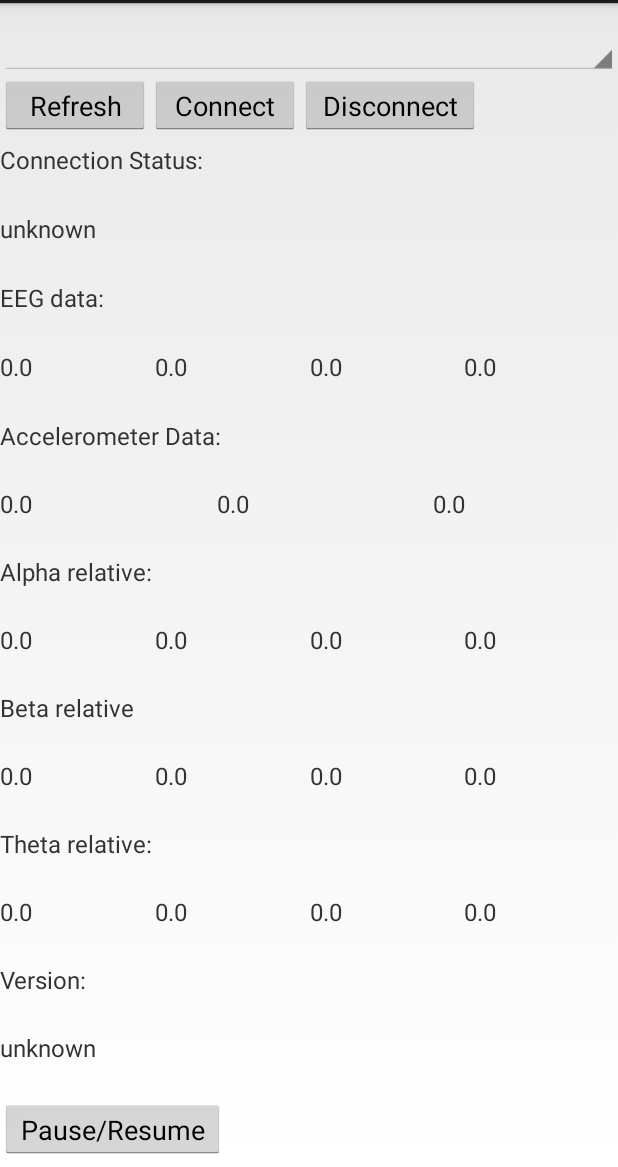
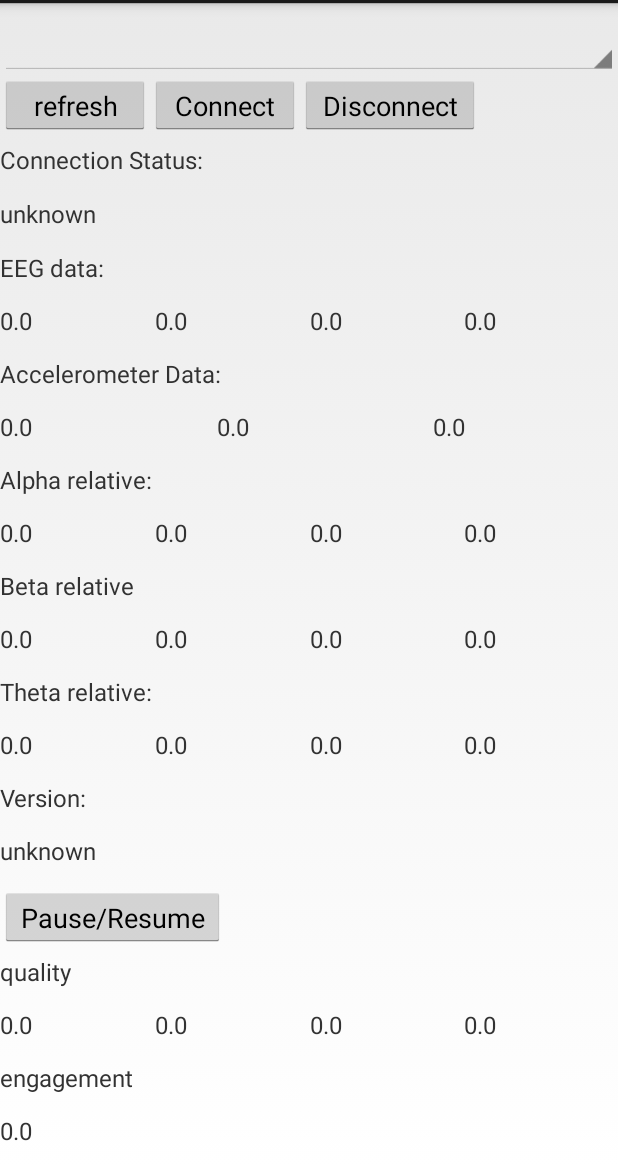
Before and after one commit to Mehrnush/libmuse, an Android app: the screen it shows after launch (MainActivity), on a phone screen of 412 x 824 dp, the part 69-1236 px from its top. Run offline under Robolectric (Android 15) with nearby library versions, the phone set to English and light mode, and no system bars; our stand-ins replace Volley; network calls fail; 8 statements that could not run were skipped.

Commit message:
change from @intialValue in text field in activity_main.xml to 0.0 value. It then worked again without being disconnected

```diff
--- a/android/examples/TestLibMuseAndroid/app/src/main/res/layout/activity_main.xml
+++ b/android/examples/TestLibMuseAndroid/app/src/main/res/layout/activity_main.xml
@@ -15,7 +15,7 @@
             android:id="@+id/refresh"
             android:layout_width="100dp"
             android:layout_height="40dp"
-            android:text="@string/refresh" />
+            android:text="refresh" />
 	    <Button
 	        android:id="@+id/connect"
 	        android:layout_width="100dp"
@@ -58,7 +58,7 @@
 			android:layout_width="match_parent"
 			android:layout_height="match_parent"
 			android:layout_weight="1"
-			android:text="@string/init_val"
+			android:text="0.0"
 			android:textSize="16sp" />
 
 		<TextView
@@ -66,7 +66,7 @@
 			android:layout_width="match_parent"
 			android:layout_height="match_parent"
 			android:layout_weight="1"
-			android:text="@string/init_val"
+			android:text="0.0"
 			android:textSize="16sp" />
 
 		<TextView
@@ -74,7 +74,7 @@
 			android:layout_width="match_parent"
 			android:layout_height="match_parent"
 			android:layout_weight="1"
-			android:text="@string/init_val"
+			android:text="0.0"
 			android:textSize="16sp" />
 
 		<TextView
@@ -82,7 +82,7 @@
 			android:layout_width="match_parent"
 			android:layout_height="match_parent"
 			android:layout_weight="1"
-			android:text="@string/init_val"
+			android:text="0.0"
 			android:textSize="16sp" />
     </LinearLayout>
     <TextView
@@ -136,28 +136,28 @@
 		        android:layout_height="match_parent"
 		        android:layout_weight="1"
 		        android:textSize="16sp"
-		        android:text="@string/init_val" />
+		        android:text="0.0" />
 	        <TextView
 	            android:id="@+id/elem2"
 		        android:layout_width="match_parent"
 		        android:layout_height="match_parent"
 		        android:layout_weight="1"
 		        android:textSize="16sp"
-		        android:text="@string/init_val" />
+		        android:text="0.0" />
 	        <TextView
 	            android:id="@+id/elem3"
 		        android:layout_width="match_parent"
 		        android:layout_height="match_parent"
 		        android:layout_weight="1"
 		        android:textSize="16sp"
-		        android:text="@string/init_val" />
+		        android:text="0.0" />
 	        <TextView
 	            android:id="@+id/elem4"
 		        android:layout_width="match_parent"
 		        android:layout_height="match_parent"
 		        android:layout_weight="1"
 		        android:textSize="16sp"
-		        android:text="@string/init_val" />
+		        android:text="0.0" />
 	    </LinearLayout>
 
 	<TextView
@@ -177,28 +177,28 @@
 			android:layout_height="match_parent"
 			android:layout_weight="1"
 			android:textSize="16sp"
-			android:text="@string/init_val" />
+			android:text="0.0" />
 		<TextView
 			android:id="@+id/beta2"
 			android:layout_width="match_parent"
 			android:layout_height="match_parent"
 			android:layout_weight="1"
 			android:textSize="16sp"
-			android:text="@string/init_val" />
+			android:text="0.0" />
 		<TextView
 			android:id="@+id/beta3"
 			android:layout_width="match_parent"
 			android:layout_height="match_parent"
 			android:layout_weight="1"
 			android:textSize="16sp"
-			android:text="@string/init_val" />
+			android:text="0.0" />
 		<TextView
 			android:id="@+id/beta4"
 			android:layout_width="match_parent"
 			android:layout_height="match_parent"
 			android:layout_weight="1"
 			android:textSize="16sp"
-			android:text="@string/init_val" />
+			android:text="0.0" />
 	</LinearLayout>
 
 	<TextView
@@ -218,28 +218,28 @@
 			android:layout_height="match_parent"
 			android:layout_weight="1"
 			android:textSize="16sp"
-			android:text="@string/init_val" />
+			android:text="0.0" />
 		<TextView
 			android:id="@+id/theta2"
 			android:layout_width="match_parent"
 			android:layout_height="match_parent"
 			android:layout_weight="1"
 			android:textSize="16sp"
-			android:text="@string/init_val" />
+			android:text="0.0" />
 		<TextView
 			android:id="@+id/theta3"
 			android:layout_width="match_parent"
 			android:layout_height="match_parent"
 			android:layout_weight="1"
 			android:textSize="16sp"
-			android:text="@string/init_val" />
+			android:text="0.0" />
 		<TextView
 			android:id="@+id/theta4"
 			android:layout_width="match_parent"
 			android:layout_height="match_parent"
 			android:layout_weight="1"
 			android:textSize="16sp"
-			android:text="@string/init_val" />
+			android:text="0.0" />
 	</LinearLayout>
    	    <TextView
 	   		android:layout_width="match_parent"
@@ -265,14 +265,14 @@
 	            android:text="@string/pause" />
 		</LinearLayout>
 
-	<!--<TextView
+	<TextView
 		android:layout_width="match_parent"
 		android:layout_height="match_parent"
 		android:layout_weight="1"
 		android:text="@string/muse_elem4"
 		android:textSize="16sp" />
--->
-	<!--<LinearLayout
+
+		<LinearLayout
 		android:layout_width="match_parent"
 		android:layout_height="match_parent"
 		android:layout_weight="1"
@@ -283,32 +283,32 @@
 			android:layout_width="match_parent"
 			android:layout_height="match_parent"
 			android:layout_weight="1"
-			android:text="@string/init_val"
+			android:text="0.0"
 			android:textSize="16sp" />
 		<TextView
 			android:id="@+id/quality2"
 			android:layout_width="match_parent"
 			android:layout_height="match_parent"
 			android:layout_weight="1"
-			android:text="@string/init_val"
+			android:text="0.0"
 			android:textSize="16sp" />
 		<TextView
 			android:id="@+id/quality3"
 			android:layout_width="match_parent"
 			android:layout_height="match_parent"
 			android:layout_weight="1"
-			android:text="@string/init_val"
+			android:text="0.0"
 			android:textSize="16sp" />
 		<TextView
 			android:id="@+id/quality4"
 			android:layout_width="match_parent"
 			android:layout_height="match_parent"
 			android:layout_weight="1"
-			android:text="@string/init_val"
+			android:text="0.0"
 			android:textSize="16sp" />
-	</LinearLayout>-->
+	</LinearLayout>
 
-<!--	<TextView
+	<TextView
 		android:layout_width="match_parent"
 		android:layout_height="match_parent"
 		android:layout_weight="1"
@@ -326,8 +326,8 @@
 			android:layout_width="match_parent"
 			android:layout_height="match_parent"
 			android:layout_weight="1"
-			android:text="@string/init_val"
+			android:text="0.0"
 			android:textSize="16sp" />
-	</LinearLayout>-->
+	</LinearLayout>
 
 </LinearLayout>
```
Also changed, not shown: 13 other files.
